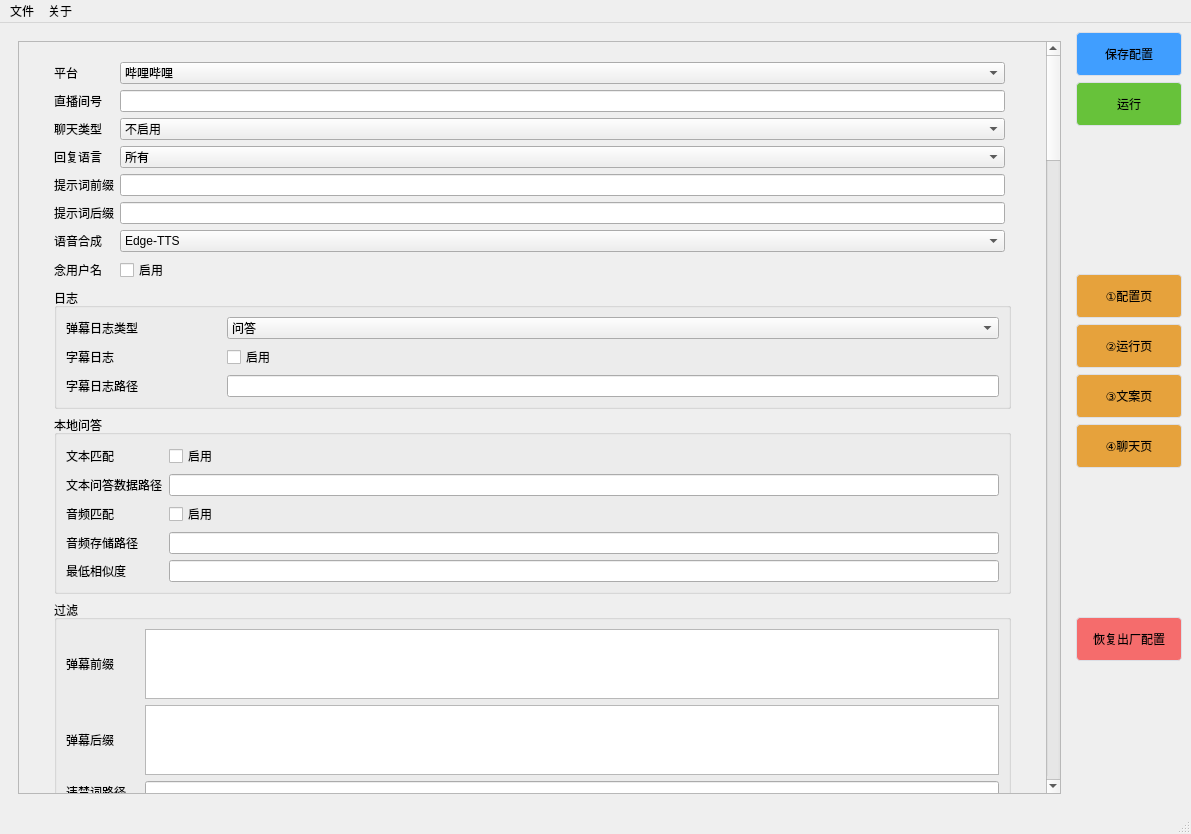
This is ui/main.ui in sandboxdream/AI-Vtuber as Qt 5 draws it before an edit. The edited form follows.
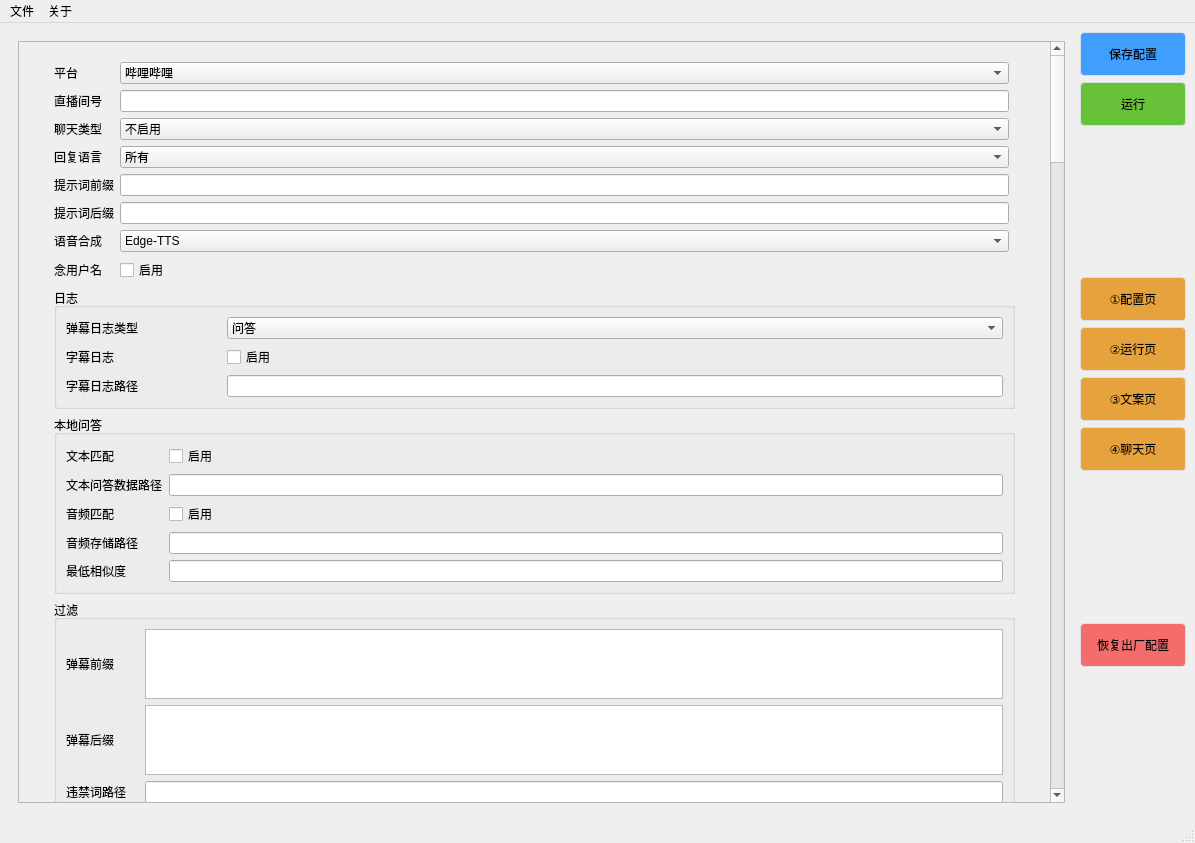
This is the edited form.

Patch:
```diff
--- a/ui/main.ui
+++ b/ui/main.ui
@@ -6,8 +6,8 @@
    <rect>
     <x>0</x>
     <y>0</y>
-    <width>1191</width>
-    <height>834</height>
+    <width>1195</width>
+    <height>843</height>
    </rect>
   </property>
   <property name="windowTitle">
@@ -134,9 +134,9 @@
            <property name="geometry">
             <rect>
              <x>0</x>
-             <y>-4685</y>
-             <width>980</width>
-             <height>7488</height>
+             <y>-157</y>
+             <width>995</width>
+             <height>6618</height>
             </rect>
            </property>
            <layout class="QVBoxLayout" name="verticalLayout">
@@ -2917,8 +2917,8 @@
     <rect>
      <x>0</x>
      <y>0</y>
-     <width>1191</width>
-     <height>26</height>
+     <width>1195</width>
+     <height>23</height>
     </rect>
    </property>
    <widget class="QMenu" name="menu_about">
```
Left out of the diff: 2 changed lines with no effect on the pictures.
